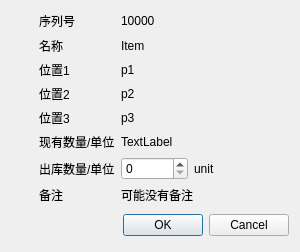
First picture: the form in StorageManager/DlgCheckOut.ui, repository huqng/StorageManager, before the edit.
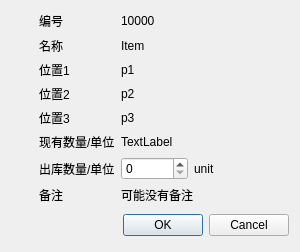
Second picture: the form after the edit.

The edit to the form file:
```diff
--- a/StorageManager/DlgCheckOut.ui
+++ b/StorageManager/DlgCheckOut.ui
@@ -7,7 +7,7 @@
     <x>0</x>
     <y>0</y>
     <width>300</width>
-    <height>239</height>
+    <height>252</height>
    </rect>
   </property>
   <property name="windowTitle">
@@ -74,7 +74,7 @@
      <item row="0" column="1">
       <widget class="QLabel" name="label">
        <property name="text">
-        <string>序列号</string>
+        <string>编号</string>
        </property>
       </widget>
      </item>
```
